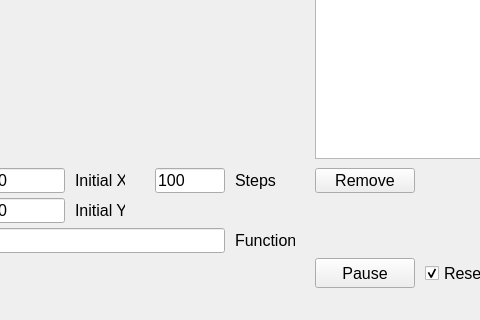
Above: ui_templates/optimizers_pyqt_ui.ui from EpicDima/Optimizers before the change; both pictures show x 145 to 625 and y 331 to 651 of the 767 by 651 pixel window. Below: the same form after it.
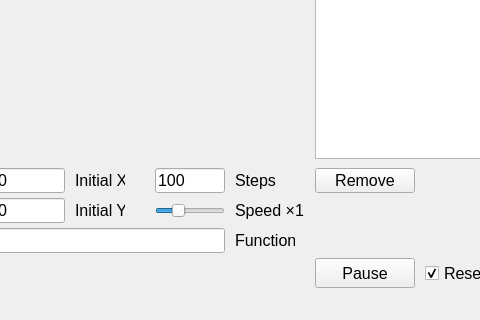
That is the form after the change.

Patch:
```diff
--- a/ui_templates/optimizers_pyqt_ui.ui
+++ b/ui_templates/optimizers_pyqt_ui.ui
@@ -212,6 +212,49 @@
      <string>Steps</string>
     </property>
    </widget>
+   <widget class="QSlider" name="speed_slider">
+    <property name="geometry">
+     <rect>
+      <x>300</x>
+      <y>510</y>
+      <width>70</width>
+      <height>25</height>
+     </rect>
+    </property>
+    <property name="minimum">
+     <number>-2</number>
+    </property>
+    <property name="maximum">
+     <number>5</number>
+    </property>
+    <property name="pageStep">
+     <number>1</number>
+    </property>
+    <property name="value">
+     <number>0</number>
+    </property>
+    <property name="orientation">
+     <enum>Qt::Orientation::Horizontal</enum>
+    </property>
+   </widget>
+   <widget class="QLabel" name="speed_label">
+    <property name="geometry">
+     <rect>
+      <x>380</x>
+      <y>510</y>
+      <width>90</width>
+      <height>25</height>
+     </rect>
+    </property>
+    <property name="font">
+     <font>
+      <pointsize>12</pointsize>
+     </font>
+    </property>
+    <property name="text">
+     <string>Speed ×1</string>
+    </property>
+   </widget>
    <widget class="QCheckBox" name="reset_checkbox">
     <property name="enabled">
      <bool>true</bool>
```
